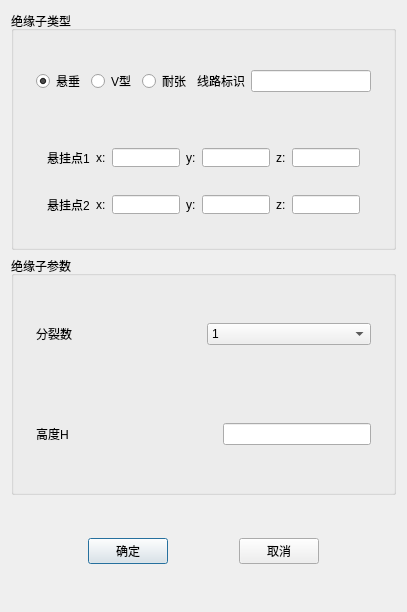
The window that TW/Interphase_spacer.ui (Shixuku/Tower-Visual) describes before a commit, drawn with Qt 5.
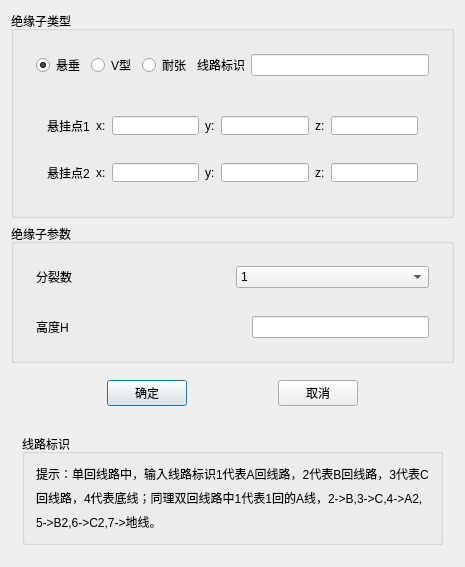
The same window after the commit.

The edit to the form file:
```diff
--- a/TW/Interphase_spacer.ui
+++ b/TW/Interphase_spacer.ui
@@ -6,14 +6,14 @@
    <rect>
     <x>0</x>
     <y>0</y>
-    <width>407</width>
-    <height>612</height>
+    <width>440</width>
+    <height>541</height>
    </rect>
   </property>
   <property name="windowTitle">
    <string>绝缘子串</string>
   </property>
-  <layout class="QVBoxLayout" name="verticalLayout_2" stretch="2,2,1">
+  <layout class="QVBoxLayout" name="verticalLayout_2" stretch="2,2,1,0">
    <item>
     <widget class="QGroupBox" name="groupBox">
      <property name="title">
@@ -414,7 +414,7 @@
      <property name="maximumSize">
       <size>
        <width>16777215</width>
-       <height>100</height>
+       <height>50</height>
       </size>
      </property>
      <layout class="QHBoxLayout" name="horizontalLayout_6">
@@ -474,6 +474,42 @@
      </layout>
     </widget>
    </item>
+   <item>
+    <widget class="QWidget" name="widget_4" native="true">
+     <layout class="QHBoxLayout" name="horizontalLayout_12">
+      <item>
+       <widget class="QGroupBox" name="groupBox_3">
+        <property name="title">
+         <string>线路标识</string>
+        </property>
+        <layout class="QVBoxLayout" name="verticalLayout_6">
+         <item>
+          <widget class="QLabel" name="label_24">
+           <property name="text">
+            <string>提示：单回线路中，输入线路标识1代表A回线路，2代表B回线路，3代表C</string>
+           </property>
+          </widget>
+         </item>
+         <item>
+          <widget class="QLabel" name="label_25">
+           <property name="text">
+            <string>回线路，4代表底线；同理双回线路中1代表1回的A线，2-&gt;B,3-&gt;C,4-&gt;A2,</string>
+           </property>
+          </widget>
+         </item>
+         <item>
+          <widget class="QLabel" name="label_26">
+           <property name="text">
+            <string>5-&gt;B2,6-&gt;C2,7-&gt;地线。</string>
+           </property>
+          </widget>
+         </item>
+        </layout>
+       </widget>
+      </item>
+     </layout>
+    </widget>
+   </item>
   </layout>
  </widget>
  <layoutdefault spacing="6" margin="11"/>
```
